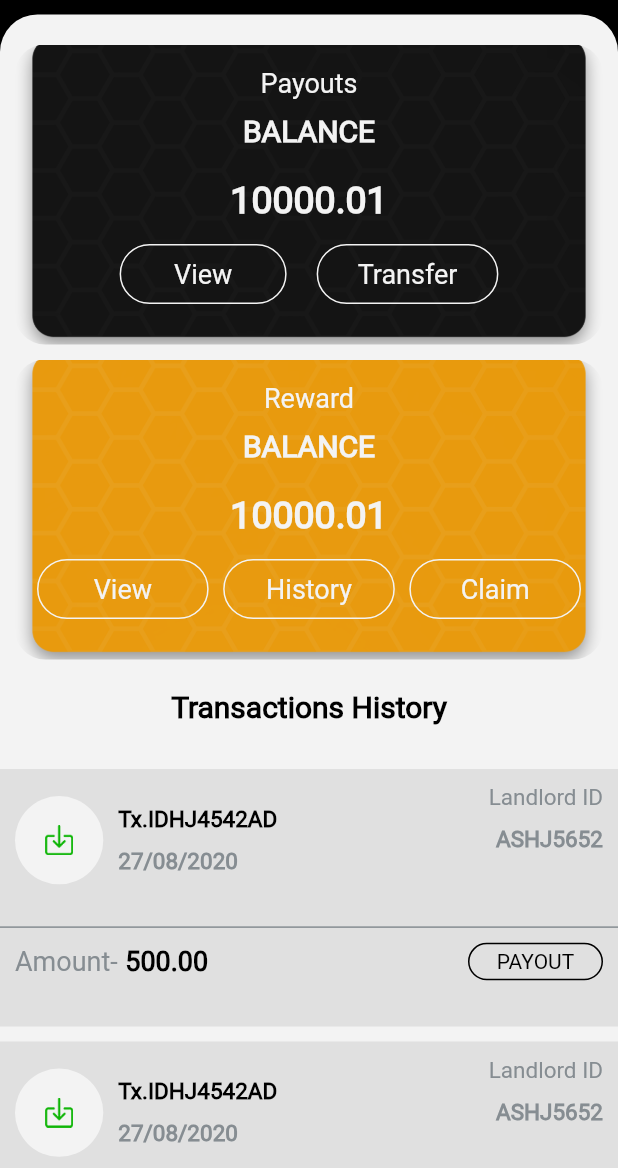
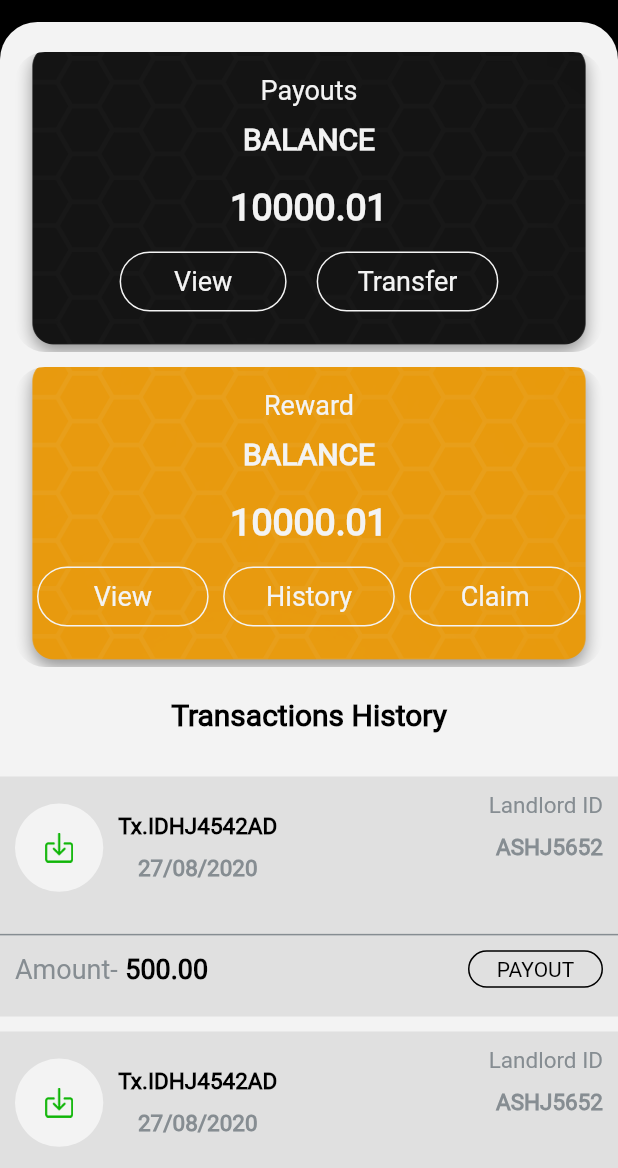
Before and after one commit to brijeshbodariya/ollapro_partner_flutter, a Flutter app: the DashBoardScreen screen opened directly, after a tap on "Reward Basket", on a phone screen of 412 x 824 dp, the part 68-1236 px from its top. Run offline on Flutter 3.47's test engine with Material 2 defaults, Android fonts, the light colour scheme and no system bars; our stand-ins replace fluttertoast, image_picker, pin_code_text_field.

Commit message:
design issues
design issues

```diff
--- a/lib/screens/dashboard/dashboard_screen.dart
+++ b/lib/screens/dashboard/dashboard_screen.dart
@@ -195,8 +195,8 @@ class DashBoardScreenState extends State<DashBoardScreen> {
   userImage() {
     return Container(
         alignment: Alignment.center,
-        height: MediaQuery.of(context).size.height / 6.5,
-        width: MediaQuery.of(context).size.width / 4,
+        height: 100,
+        width: 100,
         decoration: new BoxDecoration(
             shape: BoxShape.circle,
             image: new DecorationImage(
@@ -338,8 +338,8 @@ class DashBoardScreenState extends State<DashBoardScreen> {
                 children: [
                   Container(
                       alignment: Alignment.center,
-                      height: MediaQuery.of(context).size.height / 10,
-                      width: MediaQuery.of(context).size.width / 6,
+                      height: 80,
+                      width: 80,
                       decoration: new BoxDecoration(
                           shape: BoxShape.circle,
                           image: new DecorationImage(
@@ -367,8 +367,8 @@ class DashBoardScreenState extends State<DashBoardScreen> {
                 children: [
                   Container(
                       alignment: Alignment.center,
-                      height: MediaQuery.of(context).size.height / 10,
-                      width: MediaQuery.of(context).size.width / 6,
+                      height: 80,
+                      width: 80,
                       decoration: new BoxDecoration(
                           shape: BoxShape.circle,
                           image: new DecorationImage(
@@ -396,8 +396,8 @@ class DashBoardScreenState extends State<DashBoardScreen> {
                 children: [
                   Container(
                       alignment: Alignment.center,
-                      height: MediaQuery.of(context).size.height / 10,
-                      width: MediaQuery.of(context).size.width / 6,
+                      height: 80,
+                      width: 80,
                       decoration: new BoxDecoration(
                           shape: BoxShape.circle,
                           image: new DecorationImage(
@@ -427,9 +427,8 @@ class DashBoardScreenState extends State<DashBoardScreen> {
                 children: [
                   Container(
                       alignment: Alignment.center,
-                      //margin: EdgeInsets.only(top: 100),
-                      height: MediaQuery.of(context).size.height / 10,
-                      width: MediaQuery.of(context).size.width / 6,
+                      height: 80,
+                      width: 80,
                       decoration: new BoxDecoration(
                           shape: BoxShape.circle,
                           image: new DecorationImage(
--- a/lib/screens/dashboard/property/add_property/add_property_screen.dart
+++ b/lib/screens/dashboard/property/add_property/add_property_screen.dart
@@ -5,7 +5,7 @@ import 'package:image_picker/image_picker.dart';
 import 'package:ollapro_partner/common/app.dart';
 import 'package:ollapro_partner/common/common_widgets.dart';
 import 'package:ollapro_partner/common/utils.dart';
-import 'file:///D:/LiveProject/ollapro_partner_flutter/lib/common/repo.dart';
+import '../../../../common/repo.dart';
 import 'add_property_screen_view_model.dart';
 
 //model are name and image
--- a/lib/screens/dashboard/property/tab1/top_property_screen.dart
+++ b/lib/screens/dashboard/property/tab1/top_property_screen.dart
@@ -40,8 +40,8 @@ class TopPropertyScreenState extends State<TopPropertyScreen> {
               itemCount: list.length,
               itemBuilder: (context, index) {
                 return Container(
-                  // height: 150,
-                  height: Utils.getDeviceHeight(context) / 3,
+                  height: 200,
+
                   width: Utils.getDeviceWidth(context),
                   margin: EdgeInsets.only(
                       top: 20, bottom: 10, left: 10, right: 10),
--- a/lib/screens/dashboard/reward_basket/reward_basket_screen.dart
+++ b/lib/screens/dashboard/reward_basket/reward_basket_screen.dart
@@ -46,7 +46,7 @@ class RewardBasketScreenState extends State<RewardBasketScreen> {
               Container(
                 height: Utils.getDeviceHeight(context),
                 width: Utils.getDeviceWidth(context),
-                margin: EdgeInsets.only(top: 55),
+                margin: EdgeInsets.only(top: 60),
                 decoration: BoxDecoration(
                     borderRadius: BorderRadius.only(
                         topLeft: Radius.circular(25),
@@ -251,10 +251,10 @@ class RewardBasketScreenState extends State<RewardBasketScreen> {
                       border: Border.all(color: white)),
                   child: FlatButton(
                     onPressed: () {
-                      Navigator.push(
+                     /* Navigator.push(
                           context,
                           MaterialPageRoute(
-                              builder: (context) => OfferDetailsScreen()));
+                              builder: (context) => OfferDetailsScreen()));*/
                     },
                     child: Text(
                       App.history,
@@ -301,7 +301,7 @@ class RewardBasketScreenState extends State<RewardBasketScreen> {
           return Container(
             margin: EdgeInsets.only(top: 10),
             padding: EdgeInsets.only(top: 10),
-            height: Utils.getDeviceHeight(context) / 4.8,
+            height: 160,
             color: grey,
             child: Column(
               children: [
@@ -327,7 +327,7 @@ class RewardBasketScreenState extends State<RewardBasketScreen> {
                         ),
                         SizedBox(width: 10),
                         Column(
-                          crossAxisAlignment: CrossAxisAlignment.start,
+                          crossAxisAlignment: CrossAxisAlignment.center,
                           mainAxisAlignment: MainAxisAlignment.center,
                           children: [
                             Text(
--- a/lib/screens/dashboard/reward_basket/scratch/offer_detail/offer_details.dart
+++ b/lib/screens/dashboard/reward_basket/scratch/offer_detail/offer_details.dart
@@ -37,6 +37,7 @@ class OfferDetailsScreenState extends State<OfferDetailsScreen> {
                   child: Column(
                     children: [
                       ClipRRect(
+
                         borderRadius: BorderRadius.only(
                             topLeft: Radius.circular(20),
                             topRight: Radius.circular(20)),
--- a/lib/screens/dashboard/reward_basket/scratch/scratch_screen.dart
+++ b/lib/screens/dashboard/reward_basket/scratch/scratch_screen.dart
@@ -30,9 +30,7 @@ class ScratchScreenState extends State<ScratchScreen> {
     print("runtimeType -> " + runtimeType.toString());
     model ?? (model = ScratchScreenViewModel(this));
 
-    final double itemHeight =
-        (Utils.getDeviceHeight(context) - kToolbarHeight - 24) / 2.5;
-    final double itemWidth = Utils.getDeviceWidth(context) / 2;
+
     return SafeArea(
       child: Scaffold(
         body: Container(
@@ -69,7 +67,7 @@ class ScratchScreenState extends State<ScratchScreen> {
                         child: GridView.count(
                           scrollDirection: Axis.vertical,
                           physics: NeverScrollableScrollPhysics(),
-                          childAspectRatio: (itemWidth / itemHeight),
+                          childAspectRatio: 9.5/10,
                           controller:
                               new ScrollController(keepScrollOffset: false),
                           crossAxisCount: 2,
--- a/lib/screens/dashboard/reward_basket/view_screen/view_screen.dart
+++ b/lib/screens/dashboard/reward_basket/view_screen/view_screen.dart
@@ -157,13 +157,13 @@ class ViewScreenState extends State<ViewScreen> {
           return Container(
             margin: EdgeInsets.only(top: 10),
             padding: EdgeInsets.only(top: 10),
-            height: Utils.getDeviceHeight(context) / 5.3,
+            height: 150,
             color: grey,
             child: Column(
               children: [
                 Row(
-                  mainAxisAlignment: MainAxisAlignment.spaceBetween,
-                  crossAxisAlignment: CrossAxisAlignment.start,
+                  mainAxisAlignment: MainAxisAlignment.center,
+                  crossAxisAlignment: CrossAxisAlignment.center,
                   children: [
                     Row(
                       children: [
--- a/lib/screens/kyc/upload_document/uploaddocument.dart
+++ b/lib/screens/kyc/upload_document/uploaddocument.dart
@@ -132,8 +132,7 @@ class UploadDocumentState extends State<UploadDocument> {
 
     return SafeArea(
       child: Scaffold(
-        body: Form(
-          child: Container(
+        body: Container(
           alignment: Alignment.topLeft,
           child: Column(
             children: [
@@ -162,7 +161,6 @@ class UploadDocumentState extends State<UploadDocument> {
               )
 
             ],
-            ),
           ),
         ),
         bottomNavigationBar: Container(
--- a/lib/screens/login/login_screen.dart
+++ b/lib/screens/login/login_screen.dart
@@ -53,7 +53,7 @@ class LoginScreenState extends State<LoginScreen> {
                   partnerLogintext(),
                   credentialsText(),
                   SizedBox(
-                    height: 20,
+                    height: 30,
                   ),
                   //phone
                   commonTextField(
```
Also changed, not shown: lib/screens/kyc/bankdetail/bank_detail_screen.dart (+12 -5 lines), lib/screens/kyc/contact_detail/contact_detail_screen.dart (+11 -5 lines), lib/screens/kyc/identify_detail/identify_detail_screen.dart (+12 -5 lines), lib/screens/kyc/personal_detail/personal_detail.dart (+33 -5 lines), lib/screens/kyc/reference/reference_screen.dart (+15 -7 lines), lib/screens/register/register_screen.dart (+7 -1 lines), 6 other files. Lines whose indentation alone changed are shown as unchanged.
